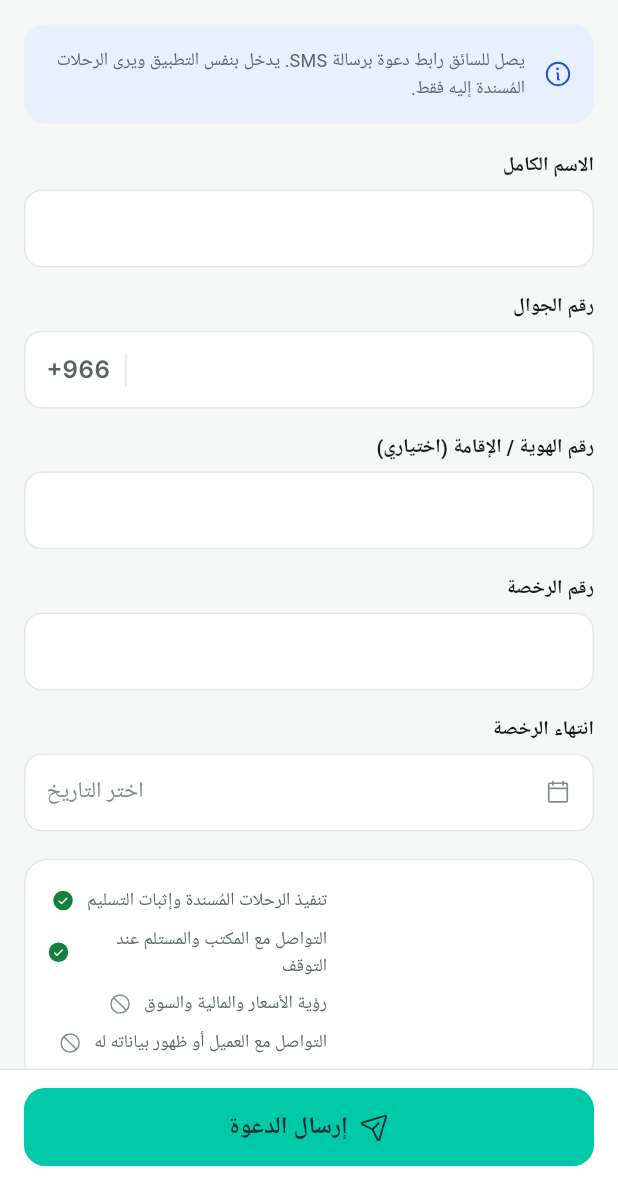
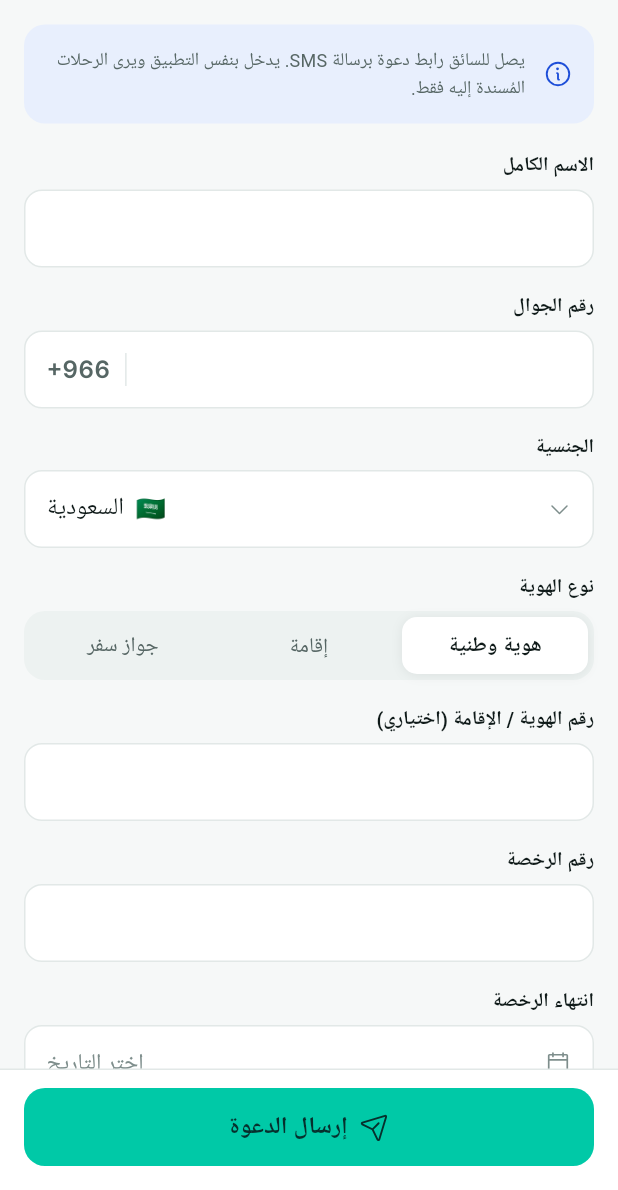
Before and after one commit to wa1eeed/nqlah-logistic, a Flutter app: the ProviderAddDriverScreen screen opened by its route, on a phone screen of 412 x 824 dp, the part 46-1236 px from its top. Run offline on Flutter 3.47's test engine with Material 3 defaults, Android fonts, the phone set to English and light mode, and no system bars; our stand-ins replace audioplayers, dio, file_picker, firebase_core, firebase_messaging, flutter_map and 10 more; missing offline and left inert: record; accounts and stored records are empty; network calls fail; Roboto replaces fonts that are missing (Tajawal); project files that could hold a hidden picture were left out.

Commit message:
feat: nationality + ID type for drivers and individual carriers
Add Nationality (country picker from the shared country list) and ID type
(هوية وطنية / إقامة / جواز سفر) to driver registration and to the sole-operator
(individual carrier) sign-up step.

- Backend: DriverProfile gains `nationality` (ISO alpha-2) + `idType`
  (NATIONAL_ID | IQAMA | PASSPORT) with a migration; CreateDriver/InviteDriver
  DTOs + fleet.service and the individual-carrier register path persist them.
  Also relax RegisterDto.phone to accept international E.164 numbers (item 6
  made the app send full-international numbers) while still accepting the Saudi
  local shorthand.
- Mobile: add-driver screen and the individual-carrier account-type step show a
  searchable nationality picker + an ID-type segmented control; the CR number
  field is hidden for «فرد».

Verified live on the individual-carrier step (🇸🇦 nationality + id-type shown,
CR hidden).

Co-Authored-By: Claude Opus 4.8 <noreply@anthropic.com>

```diff
--- /dev/null
+++ b/apps/mobile/lib/core/platform/id_types.dart
@@ -0,0 +1,21 @@
+/// Identity-document types for drivers and individual (sole-operator) carriers.
+/// Values match the backend enum (NATIONAL_ID | IQAMA | PASSPORT).
+class IdTypeOption {
+  const IdTypeOption(this.value, this.label);
+  final String value;
+  final String label;
+}
+
+const List<IdTypeOption> kIdTypes = [
+  IdTypeOption('NATIONAL_ID', 'هوية وطنية'),
+  IdTypeOption('IQAMA', 'إقامة'),
+  IdTypeOption('PASSPORT', 'جواز سفر'),
+];
+
+/// Arabic label for a stored id-type value.
+String idTypeLabel(String? value) {
+  for (final t in kIdTypes) {
+    if (t.value == value) return t.label;
+  }
+  return '';
+}
--- a/apps/mobile/lib/features/provider/provider_add_driver_screen.dart
+++ b/apps/mobile/lib/features/provider/provider_add_driver_screen.dart
@@ -3,10 +3,14 @@ import 'package:flutter_riverpod/flutter_riverpod.dart';
 
 import '../../core/api/api_exception.dart';
 import '../../core/fleet/fleet_repository.dart';
+import '../../core/platform/countries.dart';
+import '../../core/platform/id_types.dart';
 import '../../core/theme/tokens.dart';
 import '../../core/theme/typography.dart';
 import '../../core/widgets/nq_icon.dart';
 import '../../design_system/button.dart';
+import '../../design_system/option_picker.dart';
+import '../../design_system/segmented.dart';
 import '../../design_system/text_field.dart';
 
 /// Add employed driver (handoff 3f) — invites a driver to the carrier's fleet
@@ -29,8 +33,22 @@ class _ProviderAddDriverScreenState
   final _nationalId = TextEditingController();
   final _license = TextEditingController();
   DateTime? _licenseExpiry;
+  Country _nationality = countryByCode(kDefaultCountryCode);
+  String _idType = kIdTypes.first.value;
   bool _busy = false;
   String? _error;
+
+  Future<void> _pickNationality() async {
+    final picked = await nqPickOption<Country>(
+      context,
+      title: 'الجنسية',
+      options: kCountries,
+      label: (x) => '${x.flag}  ${x.nameAr}',
+      subtitle: (x) => x.nameEn,
+      searchHint: 'ابحث عن دولة',
+    );
+    if (picked != null) setState(() => _nationality = picked);
+  }
 
   @override
   void dispose() {
@@ -84,6 +102,8 @@ class _ProviderAddDriverScreenState
         'phone': phone,
         if (_nationalId.text.trim().isNotEmpty)
           'nationalId': _nationalId.text.trim(),
+        'nationality': _nationality.code,
+        'idType': _idType,
         'licenseNumber': license,
         'licenseExpiry': _licenseExpiry!.toUtc().toIso8601String(),
         'licenseType': 'PRIVATE',
@@ -140,6 +160,36 @@ class _ProviderAddDriverScreenState
                   const SizedBox(height: 16),
                   NqTextField(
                       label: 'رقم الجوال', phone: true, controller: _phone),
+                  const SizedBox(height: 16),
+                  _label(c, 'الجنسية'),
+                  const SizedBox(height: 6),
+                  GestureDetector(
+                    onTap: _pickNationality,
+                    child: Container(
+                      height: NqLayout.input,
+                      padding: const EdgeInsets.symmetric(horizontal: 14),
+                      decoration: BoxDecoration(
+                        color: c.sf,
+                        borderRadius: BorderRadius.circular(NqRadius.input),
+                        border: Border.all(color: c.bd),
+                      ),
+                      child: Row(children: [
+                        NqIcon(NqIcons.caretDown, size: 16, color: c.tx3),
+                        const Spacer(),
+                        Text('${_nationality.flag}  ${_nationality.nameAr}',
+                            style: NqType.body.copyWith(color: c.tx, fontSize: 16)),
+                      ]),
+                    ),
+                  ),
+                  const SizedBox(height: 16),
+                  _label(c, 'نوع الهوية'),
+                  const SizedBox(height: 6),
+                  NqSegmented(
+                    options: [for (final t in kIdTypes) t.label],
+                    index: kIdTypes.indexWhere((t) => t.value == _idType),
+                    onChanged: (i) => setState(() => _idType = kIdTypes[i].value),
+                    height: 46,
+                  ),
                   const SizedBox(height: 16),
                   NqTextField(
                       label: 'رقم الهوية / الإقامة (اختياري)',
```
Also changed, not shown: apps/mobile/lib/core/auth/registration_controller.dart (+13 -0 lines), apps/mobile/lib/features/auth/register_account_type_screen.dart (+57 -0 lines), 6 other files.
